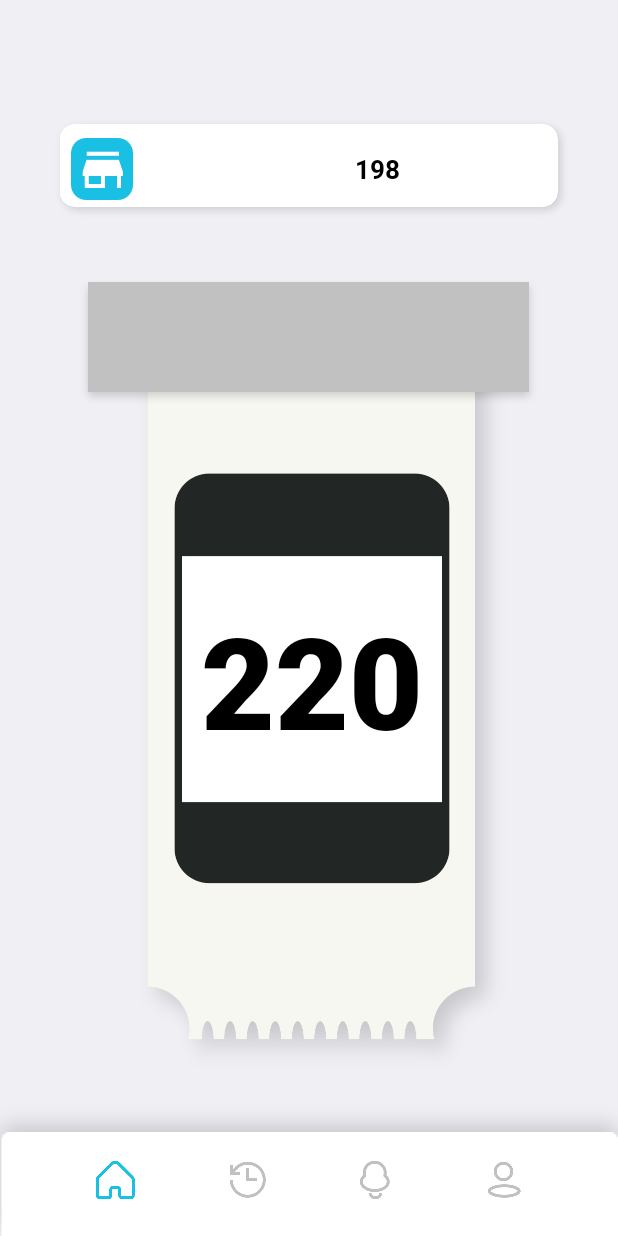
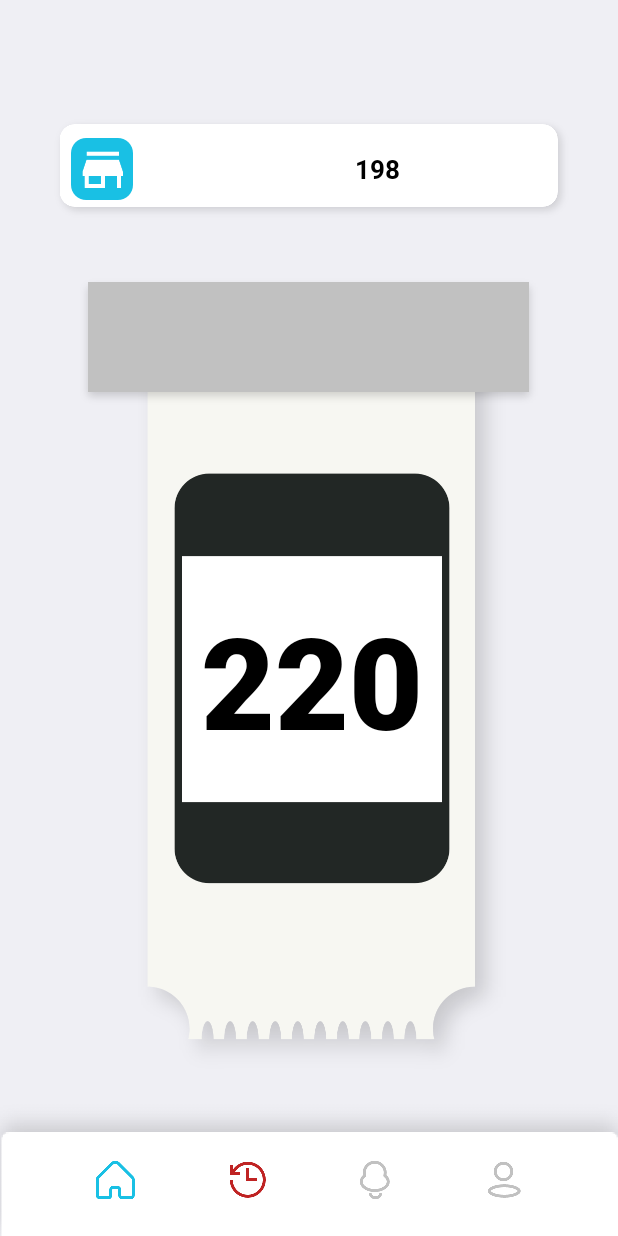
Before and after one commit to Infintelooper/token_generator, an Android app: the screen it shows after launch (MainActivity), on a phone screen of 412 x 824 dp. Run offline under Robolectric (Android 15) with nearby library versions, the phone set to English and light mode, and no system bars.

Commit message:
clock button colour changed

```diff
--- a/app/src/main/res/layout/activity_main.xml
+++ b/app/src/main/res/layout/activity_main.xml
@@ -129,7 +129,8 @@
         app:layout_constraintEnd_toEndOf="parent"
         app:layout_constraintStart_toStartOf="@+id/navigation_bar"
         app:layout_constraintTop_toTopOf="@+id/navigation_bar"
-        app:srcCompat="@drawable/history_icon" />
+        app:srcCompat="@drawable/history_icon"
+        app:tint="@color/red" />
 
     <ImageView
         android:id="@+id/imageView12"
```
